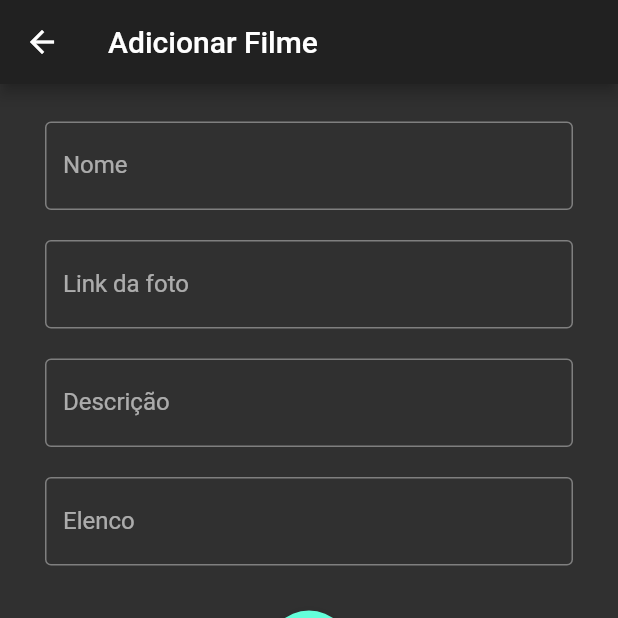
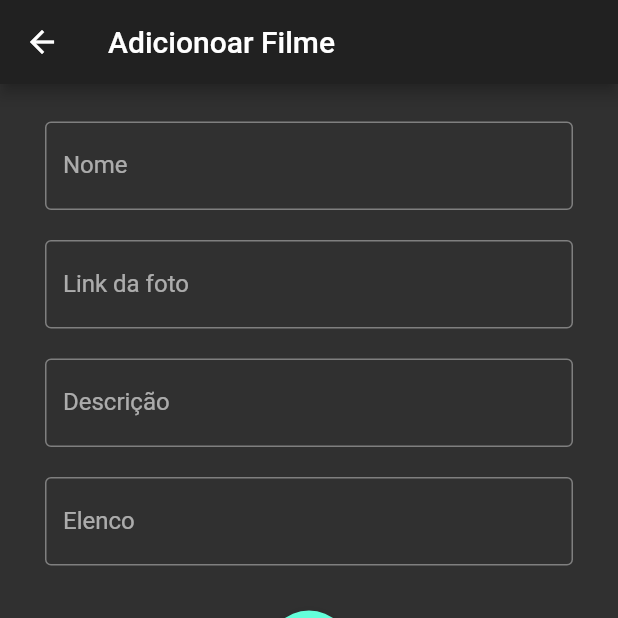
Before and after one commit to araujo-alef/crud_api_flutter, a Flutter app: the AddMovie screen opened by its route, on a phone screen of 412 x 824 dp, the top half of it. Run offline on Flutter 3.47's test engine with Material 2 defaults, Android fonts, the phone set to English and light mode, and no system bars; our stand-ins replace dio, get; network calls fail.

Commit message:
implemented title dynamic for pages add movie or edit movie

```diff
--- a/lib/app/ui/android/add_movie/add_movie.dart
+++ b/lib/app/ui/android/add_movie/add_movie.dart
@@ -16,7 +16,7 @@ class _AddMovieState extends State<AddMovie> {
 
     return Scaffold(
       appBar: AppBar(
-        title: Text('Adicionar Filme'),
+        title: movie.idMovie.value == "" ? Text('Adicionoar Filme') : Text("Editar filme"),
       ),
       body: Padding(
         padding: const EdgeInsets.only(top: 5, left: 30, right: 30),
```
